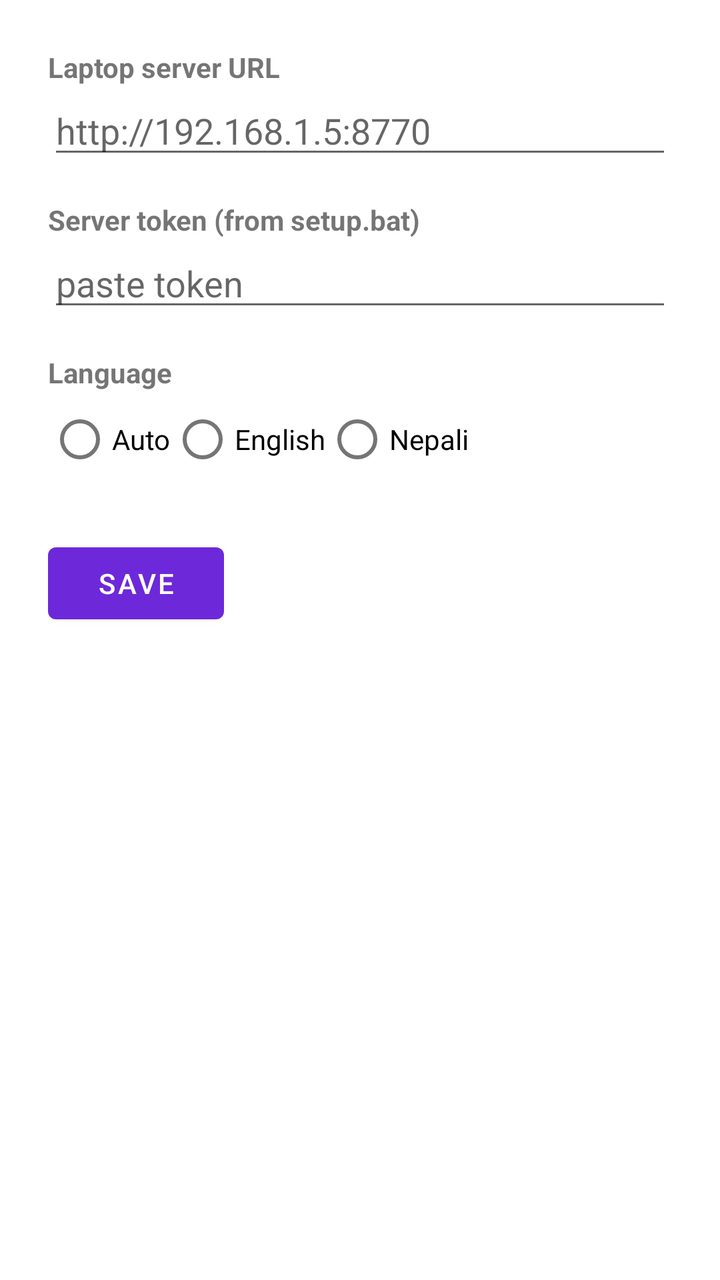
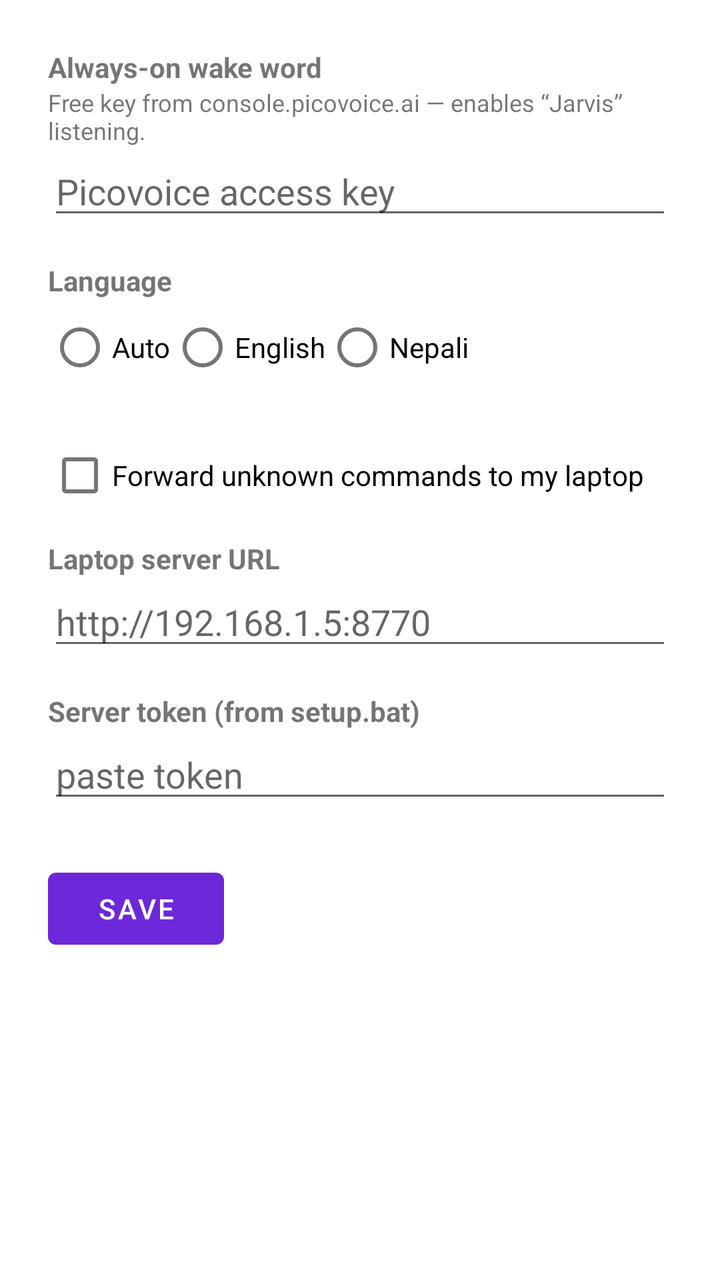

Screens rendered from an Android XML layout before and after an edit, with the pre-edit source and the edit as a unified diff.
<!-- AndroidManifest.xml: application theme Theme.Sahayak -->
<!-- res/layout/activity_settings.xml -->
<?xml version="1.0" encoding="utf-8"?>
<LinearLayout xmlns:android="http://schemas.android.com/apk/res/android"
    android:layout_width="match_parent"
    android:layout_height="match_parent"
    android:orientation="vertical"
    android:padding="24dp">

    <TextView
        android:layout_width="wrap_content"
        android:layout_height="wrap_content"
        android:text="Laptop server URL"
        android:textStyle="bold" />
    <EditText
        android:id="@+id/urlBox"
        android:layout_width="match_parent"
        android:layout_height="wrap_content"
        android:hint="http://192.168.1.5:8770"
        android:inputType="textUri" />

    <TextView
        android:layout_width="wrap_content"
        android:layout_height="wrap_content"
        android:layout_marginTop="16dp"
        android:text="Server token (from setup.bat)"
        android:textStyle="bold" />
    <EditText
        android:id="@+id/tokenBox"
        android:layout_width="match_parent"
        android:layout_height="wrap_content"
        android:hint="paste token"
        android:inputType="textPassword" />

    <TextView
        android:layout_width="wrap_content"
        android:layout_height="wrap_content"
        android:layout_marginTop="16dp"
        android:text="Language"
        android:textStyle="bold" />
    <RadioGroup
        android:id="@+id/langGroup"
        android:layout_width="wrap_content"
        android:layout_height="wrap_content"
        android:orientation="horizontal">
        <RadioButton android:id="@+id/langAuto" android:text="Auto" />
        <RadioButton android:id="@+id/langEn" android:text="English" />
        <RadioButton android:id="@+id/langNe" android:text="Nepali" />
    </RadioGroup>

    <Button
        android:id="@+id/saveButton"
        android:layout_width="wrap_content"
        android:layout_height="wrap_content"
        android:layout_marginTop="24dp"
        android:text="Save" />
</LinearLayout>
<!-- resources referenced by this layout -->
<resources>
  <style name="Theme.Sahayak" parent="Theme.MaterialComponents.DayNight.DarkActionBar">
          <item name="colorPrimary">#6D28D9</item>
          <item name="colorPrimaryVariant">#5B21B6</item>
          <item name="colorOnPrimary">#FFFFFF</item>
      </style>
</resources>

<!-- the commit's change to res/layout/activity_settings.xml (unified diff, before → after) -->
@@ -1,55 +1,84 @@
 <?xml version="1.0" encoding="utf-8"?>
-<LinearLayout xmlns:android="http://schemas.android.com/apk/res/android"
+<ScrollView xmlns:android="http://schemas.android.com/apk/res/android"
     android:layout_width="match_parent"
-    android:layout_height="match_parent"
-    android:orientation="vertical"
-    android:padding="24dp">
-
-    <TextView
-        android:layout_width="wrap_content"
-        android:layout_height="wrap_content"
-        android:text="Laptop server URL"
-        android:textStyle="bold" />
-    <EditText
-        android:id="@+id/urlBox"
+    android:layout_height="match_parent">
+    <LinearLayout
         android:layout_width="match_parent"
         android:layout_height="wrap_content"
-        android:hint="http://192.168.1.5:8770"
-        android:inputType="textUri" />
+        android:orientation="vertical"
+        android:padding="24dp">
 
-    <TextView
-        android:layout_width="wrap_content"
-        android:layout_height="wrap_content"
-        android:layout_marginTop="16dp"
-        android:text="Server token (from setup.bat)"
-        android:textStyle="bold" />
-    <EditText
-        android:id="@+id/tokenBox"
-        android:layout_width="match_parent"
-        android:layout_height="wrap_content"
-        android:hint="paste token"
-        android:inputType="textPassword" />
+        <TextView
+            android:layout_width="wrap_content"
+            android:layout_height="wrap_content"
+            android:text="Always-on wake word"
+            android:textStyle="bold" />
+        <TextView
+            android:layout_width="wrap_content"
+            android:layout_height="wrap_content"
+            android:text="Free key from console.picovoice.ai — enables “Jarvis” listening."
+            android:textSize="12sp" />
+        <EditText
+            android:id="@+id/keyBox"
+            android:layout_width="match_parent"
+            android:layout_height="wrap_content"
+            android:hint="Picovoice access key"
+            android:inputType="textPassword" />
 
-    <TextView
-        android:layout_width="wrap_content"
-        android:layout_height="wrap_content"
-        android:layout_marginTop="16dp"
-        android:text="Language"
-        android:textStyle="bold" />
-    <RadioGroup
-        android:id="@+id/langGroup"
-        android:layout_width="wrap_content"
-        android:layout_height="wrap_content"
-        android:orientation="horizontal">
-        <RadioButton android:id="@+id/langAuto" android:text="Auto" />
-        <RadioButton android:id="@+id/langEn" android:text="English" />
-        <RadioButton android:id="@+id/langNe" android:text="Nepali" />
-    </RadioGroup>
+        <TextView
+            android:layout_width="wrap_content"
+            android:layout_height="wrap_content"
+            android:layout_marginTop="16dp"
+            android:text="Language"
+            android:textStyle="bold" />
+        <RadioGroup
+            android:id="@+id/langGroup"
+            android:layout_width="wrap_content"
+            android:layout_height="wrap_content"
+            android:orientation="horizontal">
+            <RadioButton android:id="@+id/langAuto" android:text="Auto" />
+            <RadioButton android:id="@+id/langEn" android:text="English" />
+            <RadioButton android:id="@+id/langNe" android:text="Nepali" />
+        </RadioGroup>
 
-    <Button
-        android:id="@+id/saveButton"
-        android:layout_width="wrap_content"
-        android:layout_height="wrap_content"
-        android:layout_marginTop="24dp"
-        android:text="Save" />
-</LinearLayout>
+        <CheckBox
+            android:id="@+id/forwardBox"
+            android:layout_width="wrap_content"
+            android:layout_height="wrap_content"
+            android:layout_marginTop="16dp"
+            android:text="Forward unknown commands to my laptop" />
+
+        <TextView
+            android:layout_width="wrap_content"
+            android:layout_height="wrap_content"
+            android:layout_marginTop="8dp"
+            android:text="Laptop server URL"
+            android:textStyle="bold" />
+        <EditText
+            android:id="@+id/urlBox"
+            android:layout_width="match_parent"
+            android:layout_height="wrap_content"
+            android:hint="http://192.168.1.5:8770"
+            android:inputType="textUri" />
+
+        <TextView
+            android:layout_width="wrap_content"
+            android:layout_height="wrap_content"
+            android:layout_marginTop="16dp"
+            android:text="Server token (from setup.bat)"
+            android:textStyle="bold" />
+        <EditText
+            android:id="@+id/tokenBox"
+            android:layout_width="match_parent"
+            android:layout_height="wrap_content"
+            android:hint="paste token"
+            android:inputType="textPassword" />
+
+        <Button
+            android:id="@+id/saveButton"
+            android:layout_width="wrap_content"
+            android:layout_height="wrap_content"
+            android:layout_marginTop="24dp"
+            android:text="Save" />
+    </LinearLayout>
+</ScrollView>
